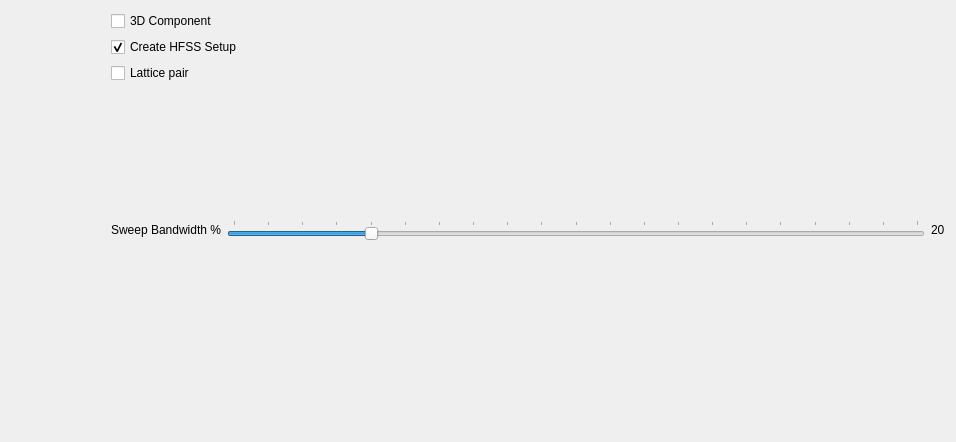
Above: src/ansys/aedt/toolkits/antenna/ui/windows/antenna_synthesis/antenna_synthesis_page.ui from ansys/pyaedt-toolkits-antenna before the change. Below: the same form after it.
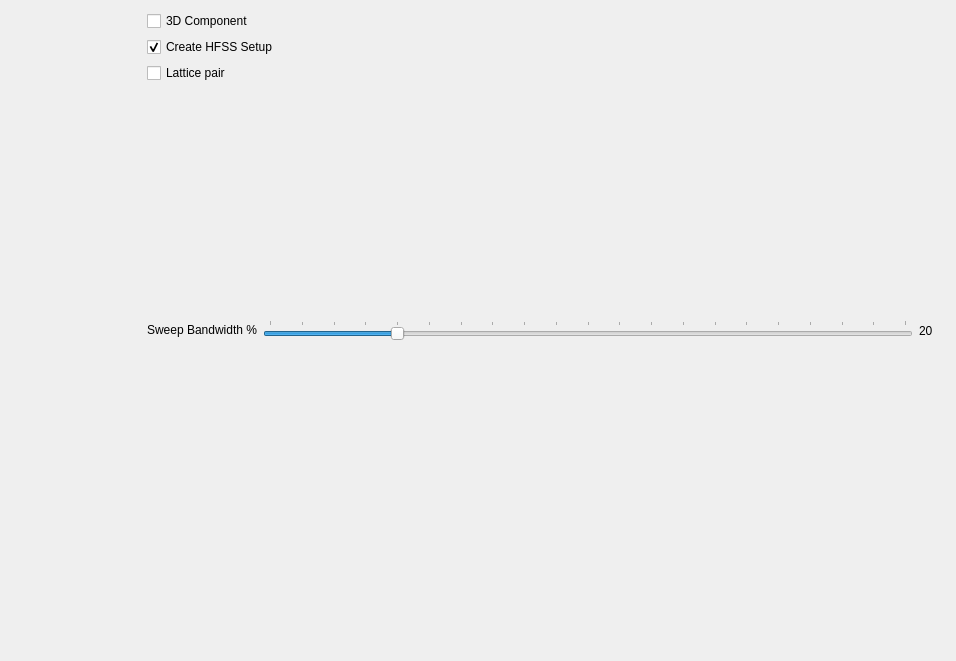
That is the form after the change.

Patch:
```diff
--- a/src/ansys/aedt/toolkits/antenna/ui/windows/antenna_synthesis/antenna_synthesis_page.ui
+++ b/src/ansys/aedt/toolkits/antenna/ui/windows/antenna_synthesis/antenna_synthesis_page.ui
@@ -7,7 +7,7 @@
     <x>0</x>
     <y>0</y>
     <width>956</width>
-    <height>442</height>
+    <height>661</height>
    </rect>
   </property>
   <property name="sizePolicy">
@@ -28,13 +28,22 @@
   <layout class="QVBoxLayout" name="verticalLayout_2">
    <item>
     <layout class="QHBoxLayout" name="antenna_synthesis_layout">
+     <property name="leftMargin">
+      <number>6</number>
+     </property>
+     <property name="rightMargin">
+      <number>6</number>
+     </property>
+     <property name="bottomMargin">
+      <number>6</number>
+     </property>
      <item>
       <layout class="QVBoxLayout" name="left_settings_layout">
        <property name="leftMargin">
-        <number>0</number>
+        <number>6</number>
        </property>
        <property name="rightMargin">
-        <number>0</number>
+        <number>6</number>
        </property>
        <property name="bottomMargin">
         <number>0</number>
@@ -58,7 +67,7 @@
           <enum>Qt::Vertical</enum>
          </property>
          <property name="sizeType">
-          <enum>QSizePolicy::Minimum</enum>
+          <enum>QSizePolicy::Preferred</enum>
          </property>
          <property name="sizeHint" stdset="0">
           <size>
@@ -76,7 +85,7 @@
         <enum>Qt::Horizontal</enum>
        </property>
        <property name="sizeType">
-        <enum>QSizePolicy::Preferred</enum>
+        <enum>QSizePolicy::Fixed</enum>
        </property>
        <property name="sizeHint" stdset="0">
         <size>
@@ -89,15 +98,15 @@
      <item>
       <layout class="QVBoxLayout" name="right_settings_layout">
        <property name="leftMargin">
-        <number>0</number>
+        <number>6</number>
        </property>
        <property name="rightMargin">
-        <number>0</number>
+        <number>6</number>
        </property>
        <item>
         <layout class="QHBoxLayout" name="top_antenna_settings_layout">
          <property name="leftMargin">
-          <number>0</number>
+          <number>6</number>
          </property>
          <property name="rightMargin">
           <number>0</number>
@@ -124,7 +133,7 @@
          <item>
           <layout class="QVBoxLayout" name="top_antenna_settings_options_layout">
            <property name="leftMargin">
-            <number>0</number>
+            <number>6</number>
            </property>
            <property name="rightMargin">
             <number>0</number>
@@ -158,8 +167,23 @@
            </item>
            <item>
             <layout class="QHBoxLayout" name="sweep_layout">
+             <property name="spacing">
+              <number>6</number>
+             </property>
+             <property name="sizeConstraint">
+              <enum>QLayout::SetDefaultConstraint</enum>
+             </property>
+             <property name="leftMargin">
+              <number>0</number>
+             </property>
              <item>
               <widget class="QLabel" name="sweep_label">
+               <property name="sizePolicy">
+                <sizepolicy hsizetype="Preferred" vsizetype="Fixed">
+                 <horstretch>0</horstretch>
+                 <verstretch>0</verstretch>
+                </sizepolicy>
+               </property>
                <property name="text">
                 <string>Sweep Bandwidth %</string>
                </property>
@@ -168,7 +192,7 @@
              <item>
               <widget class="QSlider" name="sweep_slider">
                <property name="sizePolicy">
-                <sizepolicy hsizetype="MinimumExpanding" vsizetype="Fixed">
+                <sizepolicy hsizetype="Expanding" vsizetype="Fixed">
                  <horstretch>0</horstretch>
                  <verstretch>0</verstretch>
                 </sizepolicy>
@@ -198,6 +222,12 @@
              </item>
              <item>
               <widget class="QLabel" name="slider_value">
+               <property name="sizePolicy">
+                <sizepolicy hsizetype="Preferred" vsizetype="Preferred">
+                 <horstretch>0</horstretch>
+                 <verstretch>0</verstretch>
+                </sizepolicy>
+               </property>
                <property name="text">
                 <string>20</string>
                </property>
@@ -227,8 +257,17 @@
        </item>
        <item>
         <layout class="QHBoxLayout" name="botton_antenna_settings_layout">
+         <property name="leftMargin">
+          <number>6</number>
+         </property>
          <property name="topMargin">
-          <number>0</number>
+          <number>6</number>
+         </property>
+         <property name="rightMargin">
+          <number>6</number>
+         </property>
+         <property name="bottomMargin">
+          <number>6</number>
          </property>
          <item>
           <spacer name="horizontalSpacer_3">
@@ -247,7 +286,20 @@
           </spacer>
          </item>
          <item>
-          <layout class="QVBoxLayout" name="table_layout"/>
+          <layout class="QVBoxLayout" name="table_layout">
+           <property name="leftMargin">
+            <number>6</number>
+           </property>
+           <property name="topMargin">
+            <number>6</number>
+           </property>
+           <property name="rightMargin">
+            <number>6</number>
+           </property>
+           <property name="bottomMargin">
+            <number>6</number>
+           </property>
+          </layout>
          </item>
          <item>
           <spacer name="horizontalSpacer_4">
@@ -266,7 +318,20 @@
           </spacer>
          </item>
          <item>
-          <layout class="QGridLayout" name="botton_image_layout"/>
+          <layout class="QGridLayout" name="botton_image_layout">
+           <property name="leftMargin">
+            <number>6</number>
+           </property>
+           <property name="topMargin">
+            <number>6</number>
+           </property>
+           <property name="rightMargin">
+            <number>6</number>
+           </property>
+           <property name="bottomMargin">
+            <number>6</number>
+           </property>
+          </layout>
          </item>
         </layout>
        </item>
```
